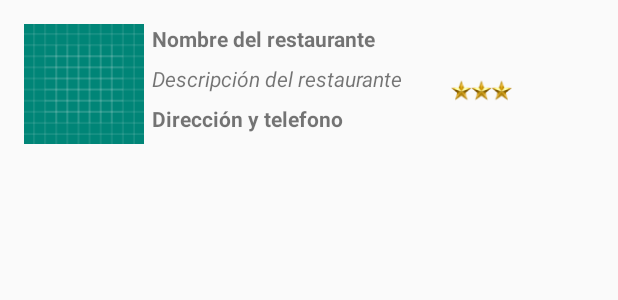
After one commit to MiguelBalderrama97/APPS_10_EXA_PRAC_2_15551395, an Android app: the layout list_item.xml on its own in the app's theme, with its tools: preview values and no code run, on a phone screen of 412 x 824 dp. The commit adds this screen. Shown: the top 300 px of the screen. Run offline under Robolectric (Android 15) with nearby library versions, the phone set to English and light mode, and no system bars.

Commit message:
Adapter y list_item

```diff
--- a/Restaurantes/app/src/main/AndroidManifest.xml
+++ b/Restaurantes/app/src/main/AndroidManifest.xml
@@ -9,7 +9,8 @@
         android:roundIcon="@mipmap/ic_launcher_round"
         android:supportsRtl="true"
         android:theme="@style/AppTheme">
-        <activity android:name=".Activities.CatalogoImagenesActivity"></activity>
+        <activity android:name=".Activities.ListaRestaurantesActivity"></activity>
+        <activity android:name=".Activities.CatalogoImagenesActivity" />
         <activity android:name=".Activities.DatosActivity" />
         <activity android:name=".Activities.MainActivity">
             <intent-filter>
--- /dev/null
+++ b/Restaurantes/app/src/main/res/layout/list_item.xml
@@ -0,0 +1,53 @@
+<?xml version="1.0" encoding="utf-8"?>
+<LinearLayout xmlns:android="http://schemas.android.com/apk/res/android"
+    android:orientation="horizontal"
+    android:layout_width="match_parent"
+    android:layout_height="120dp"
+    android:padding="16dp">
+
+    <ImageView
+        android:id="@+id/imgIconList"
+        android:layout_width="80dp"
+        android:layout_height="80dp"
+        android:src="@drawable/ic_launcher_background"/>
+
+    <LinearLayout
+        android:layout_width="180dp"
+        android:layout_height="80dp"
+        android:orientation="vertical"
+        android:paddingLeft="5dp">
+
+        <TextView
+            android:id="@+id/txtNomList"
+            android:layout_width="wrap_content"
+            android:layout_height="wrap_content"
+            android:layout_weight="1"
+            android:text="Nombre del restaurante"
+            android:textStyle="bold"/>
+
+        <TextView
+            android:id="@+id/txtDescList"
+            android:layout_width="wrap_content"
+            android:layout_height="wrap_content"
+            android:layout_weight="1"
+            android:text="Descripción del restaurante"
+            android:textStyle="italic"/>
+
+        <TextView
+            android:id="@+id/txtDirList"
+            android:layout_width="wrap_content"
+            android:layout_height="wrap_content"
+            android:layout_weight="1"
+            android:text="Dirección y telefono"
+            android:textStyle="bold"/>
+
+    </LinearLayout>
+
+    <ImageView
+        android:id="@+id/imgRatList"
+        android:layout_width="90dp"
+        android:layout_height="45dp"
+        android:layout_gravity="center"
+        android:src="@mipmap/ic_prueba_stars"/>
+
+</LinearLayout>
```
Also changed, not shown: Restaurantes/app/src/main/java/com/example/miguel/restaurantes/Activities/ListaRestaurantesActivity.java (added, +19 -0 lines), Restaurantes/app/src/main/java/com/example/miguel/restaurantes/Activities/MainActivity.java (+4 -3 lines), Restaurantes/app/src/main/java/com/example/miguel/restaurantes/Adapters/MyAdapter.java (added, +72 -0 lines), Restaurantes/app/src/main/res/layout/activity_lista_restaurantes.xml (added, +14 -0 lines), Restaurantes/app/src/main/ic_prueba_stars-web.png (added), Restaurantes/app/src/main/res/mipmap-hdpi/ic_prueba_stars.png (added), Restaurantes/app/src/main/res/mipmap-mdpi/ic_prueba_stars.png (added), Restaurantes/app/src/main/res/mipmap-xhdpi/ic_prueba_stars.png (added), Restaurantes/app/src/main/res/mipmap-xxhdpi/ic_prueba_stars.png (added), Restaurantes/app/src/main/res/mipmap-xxxhdpi/ic_prueba_stars.png (added).
